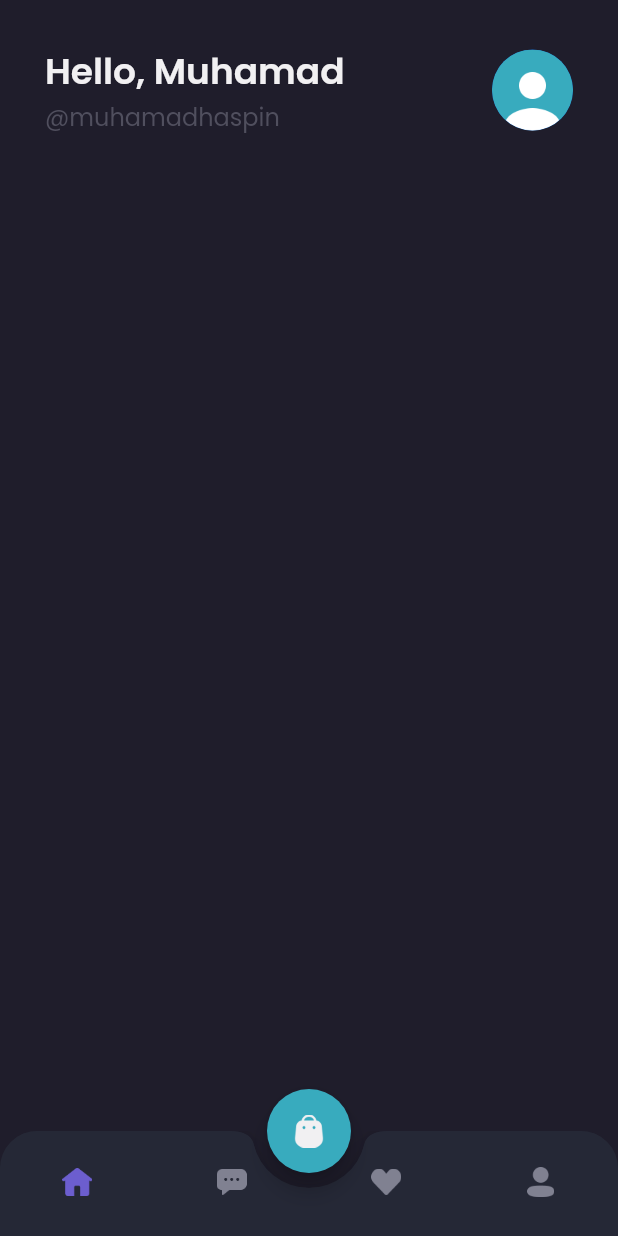
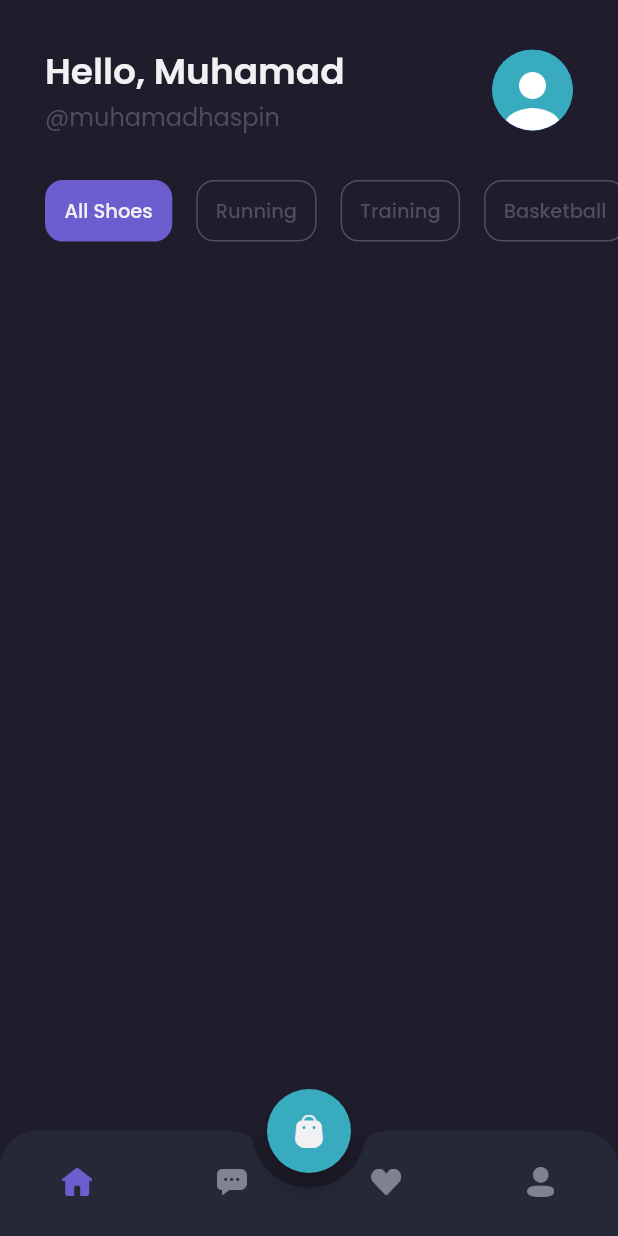
Before and after one commit to muhafs/flutter_yalla, a Flutter app: the MainPage screen opened by its route, on a phone screen of 412 x 824 dp. Run offline on Flutter 3.47's test engine with Material 2 defaults, Android fonts, the phone set to English and light mode, and no system bars; our stand-ins replace google_fonts.

Commit message:
- features: create category card section

```diff
--- a/lib/pages/navpages/home_page.dart
+++ b/lib/pages/navpages/home_page.dart
@@ -13,13 +13,11 @@ class _HomePageState extends State<HomePage> {
   Widget build(BuildContext context) {
     return SafeArea(
       child: ListView(
-        padding: const EdgeInsets.only(
-          top: kDefaultMargin,
-          left: kDefaultMargin,
-          right: kDefaultMargin,
-        ),
+        padding: const EdgeInsets.only(top: kDefaultMargin),
         children: [
-          Row(
+          Padding(
+            padding: const EdgeInsets.symmetric(horizontal: kDefaultMargin),
+            child: Row(
               children: [
                 Expanded(
                   child: Column(
@@ -47,8 +45,57 @@ class _HomePageState extends State<HomePage> {
                 )
               ],
             ),
+          ),
+          const SizedBox(height: kDefaultMargin),
+          SingleChildScrollView(
+            scrollDirection: Axis.horizontal,
+            child: Row(
+              children: const [
+                SizedBox(width: kDefaultMargin),
+                CategoryCard(title: 'All Shoes', isActive: true),
+                CategoryCard(title: 'Running', isActive: false),
+                CategoryCard(title: 'Training', isActive: false),
+                CategoryCard(title: 'Basketball', isActive: false),
+                CategoryCard(title: 'Hiking', isActive: false),
+              ],
+            ),
+          )
         ],
       ),
     );
   }
 }
+
+class CategoryCard extends StatelessWidget {
+  const CategoryCard({
+    Key? key,
+    required this.title,
+    required this.isActive,
+  }) : super(key: key);
+
+  final String title;
+  final bool isActive;
+
+  @override
+  Widget build(BuildContext context) {
+    return Container(
+      padding: const EdgeInsets.symmetric(
+        vertical: 10,
+        horizontal: 12,
+      ),
+      margin: const EdgeInsets.only(right: 16),
+      decoration: BoxDecoration(
+        color: isActive ? kPrimaryColor : kTransparentColor,
+        border: Border.all(color: isActive ? kPrimaryColor : kSubTextColor),
+        borderRadius: BorderRadius.circular(12),
+      ),
+      child: Text(
+        title,
+        style: (isActive ? kPrimaryTextStyle : kSubTextStyle).copyWith(
+          fontSize: 13,
+          fontWeight: medium,
+        ),
+      ),
+    );
+  }
+}
--- a/lib/theme.dart
+++ b/lib/theme.dart
@@ -10,6 +10,7 @@ const Color kSecondaryColor = Color(0xFF38ABBE);
 const Color kAlertColor = Color(0xFFED6363);
 const Color kPriceColor = Color(0xFF2C96F1);
 const Color kUnselectedNavColor = Color(0xFF808191);
+const Color kTransparentColor = Colors.transparent;
 
 const Color kBgColor1 = Color(0xFF1F1D2B);
 const Color kBgColor2 = Color(0xFF2B2937);
```
Lines whose indentation alone changed are shown as unchanged.
